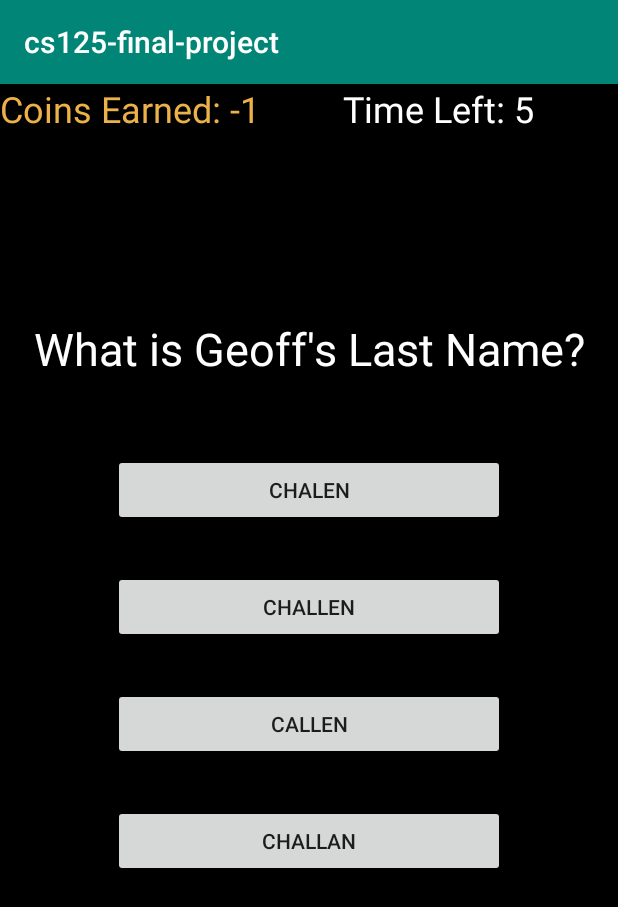
After one commit to QwertycowMoo/cs125-final-project, an Android app: the QuestionsGame screen opened directly, with no data from a screen before it, on a phone screen of 412 x 824 dp. The commit adds this screen. Shown: the top 907 px of the screen. Run offline under Robolectric (Android 15) with nearby library versions, the phone set to English and light mode, and no system bars.

Commit message:
Question Game Finished

```diff
--- a/app/src/main/AndroidManifest.xml
+++ b/app/src/main/AndroidManifest.xml
@@ -9,7 +9,8 @@
         android:roundIcon="@mipmap/ic_launcher_round"
         android:supportsRtl="true"
         android:theme="@style/AppTheme">
-        <activity android:name=".SmashBugsGame"></activity>
+        <activity android:name=".QuestionsGame"></activity>
+        <activity android:name=".SmashBugsGame" />
         <activity android:name=".ClickLogoGame" />
         <activity android:name=".GameActivity" />
         <activity android:name=".TrophyActivity" />
--- /dev/null
+++ b/app/src/main/java/com/example/cs125_final_project/QuestionsGame.java
@@ -0,0 +1,154 @@
+package com.example.cs125_final_project;
+
+import androidx.appcompat.app.AlertDialog;
+import androidx.appcompat.app.AppCompatActivity;
+
+import android.content.DialogInterface;
+import android.content.Intent;
+import android.os.Bundle;
+import android.os.CountDownTimer;
+import android.view.View;
+import android.widget.Button;
+import android.widget.LinearLayout;
+import android.widget.TextView;
+
+import java.util.ArrayList;
+import java.util.HashMap;
+import java.util.List;
+import java.util.Map;
+import java.util.Random;
+
+
+public class QuestionsGame extends AppCompatActivity {
+    /** map storing the questions and answers as well as the correct answer */
+    private Map<String[], Integer> questionsAnswer;
+    private List<String[]> questionKeys;
+
+
+    /**timer shtuff*/
+    private CountDownTimer timer;
+    private TextView txtTimer;
+    private long timeMillisLeft;
+
+    /**question shtuff*/
+    String[] questionKey;
+    private LinearLayout layQuestions;
+
+    public static final int QUESTIONS_GAME_END_CODE = 3;
+
+    @Override
+    protected void onCreate(Bundle savedInstanceState) {
+        super.onCreate(savedInstanceState);
+        setContentView(R.layout.activity_game);
+
+        layQuestions = findViewById(R.id.layQuestion);
+        layQuestions.setVisibility(View.VISIBLE);
+        //The way I'm gonna map these questions and answers is the question will always be 0, and answers 1-4
+        //The correct answer is the value of the map, and corresponds to the index of the correct answer in the key
+        //So the index of the correct answer is the answer's index in the String array
+        questionsAnswer = new HashMap<>();
+        questionsAnswer.put(new String[]{"What is Geoff's Last Name?", "Chalen", "Challen", "Callen", "Challan"}, 2);
+
+        questionKeys = new ArrayList<>(questionsAnswer.keySet());
+        //setting up timer
+        txtTimer = findViewById(R.id.txtTimer);
+        timeMillisLeft = 6000;
+
+        //Probably should put this in a static method somewhere but we need this to make it look good
+        Intent intent = getIntent();
+        int coins = intent.getIntExtra("coins", -1);
+        int lives = intent.getIntExtra("lives", -1);
+        TextView txtCoins = findViewById(R.id.txtCoins);
+        TextView txtLives = findViewById(R.id.txtLives);
+        txtCoins.setText("Coins Earned: " + coins);
+        GameActivity.updateLives(lives, txtLives);
+
+        //pick a question
+        questionKey = questionKeys.get(new Random().nextInt(questionKeys.size()));
+        TextView txtQuestion = findViewById(R.id.txtQuestion);
+        txtQuestion.setText(questionKey[0]);
+        //Setting up the buttons for game
+        Button btnAnswer1 = findViewById(R.id.btnAnswer1);
+        Button btnAnswer2 = findViewById(R.id.btnAnswer2);
+        Button btnAnswer3 = findViewById(R.id.btnAnswer3);
+        Button btnAnswer4 = findViewById(R.id.btnAnswer4);
+        btnAnswer1.setText(questionKey[1]);
+        btnAnswer2.setText(questionKey[2]);
+        btnAnswer3.setText(questionKey[3]);
+        btnAnswer4.setText(questionKey[4]);
+
+        btnAnswer1.setOnClickListener(v -> {
+            answerClicked(1);
+        });
+        btnAnswer2.setOnClickListener(v -> {
+            answerClicked(2);
+        });
+        btnAnswer3.setOnClickListener(v -> {
+            answerClicked(3);
+        });
+        btnAnswer3.setOnClickListener(v -> {
+            answerClicked(3);
+        });
+        playGame();
+    }
+
+    private void answerClicked(int pressed) {
+        if (pressed == questionsAnswer.get(questionKey)) {
+            endGame(RESULT_OK, true);
+        } else {
+            endGame(RESULT_OK, false);
+        }
+    }
+    private void playGame() {
+
+        timer = new CountDownTimer(timeMillisLeft, 1000) {
+            @Override
+            public void onTick(long l) {
+                timeMillisLeft = l;
+                updateTimer();
+            }
+
+            @Override
+            public void onFinish() {
+                endGame(RESULT_OK, false);
+            }
+        }.start();
+
+    }
+    private void updateTimer() {
+        int seconds = (int) timeMillisLeft / 1000;
+        txtTimer.setText("Time Left: " + seconds);
+    }
+
+    private void endGame(int endCode, boolean success) {
+        Intent intent = new Intent();
+        intent.putExtra("success", success);
+        setResult(endCode, intent);
+        layQuestions.setVisibility(View.GONE);
+        finish();
+    }
+
+    @Override
+    public void onBackPressed() {
+        timer.cancel();
+        AlertDialog.Builder alertBuilder = new AlertDialog.Builder(this);
+        alertBuilder.setMessage("Do you really want to quit?")
+                .setTitle("Quitting?")
+                .setPositiveButton(R.string.finish_game, new DialogInterface.OnClickListener() {
+                    @Override
+                    public void onClick(DialogInterface dialog, int which) {
+                        endGame(RESULT_CANCELED, false);
+                    }
+                })
+                .setNegativeButton(R.string.continue_game, new DialogInterface.OnClickListener() {
+                    @Override
+                    public void onClick(DialogInterface dialog, int which) {
+                        timer.start();
+                    }
+                });
+
+        AlertDialog dialog = alertBuilder.create();
+        dialog.show();
+    }
+
+}
--- a/app/src/main/res/layout/activity_game.xml
+++ b/app/src/main/res/layout/activity_game.xml
@@ -95,8 +95,54 @@
             <TextView
                 android:id="@+id/txtQuestion"
                 android:layout_width="match_parent"
-                android:layout_height="wrap_content"
-                android:text="Question" />
+                android:layout_height="match_parent"
+                android:layout_marginTop="50dp"
+                android:gravity="center"
+                android:text="Question"
+                android:textColor="#FFFFFF"
+                android:textSize="30sp" />
+
+            <LinearLayout
+                android:layout_width="match_parent"
+                android:layout_height="match_parent"
+                android:orientation="vertical">
+
+                <Button
+                    android:id="@+id/btnAnswer1"
+                    android:layout_width="match_parent"
+                    android:layout_height="wrap_content"
+                    android:layout_marginLeft="75dp"
+                    android:layout_marginTop="50dp"
+                    android:layout_marginRight="75dp"
+                    android:text="Button" />
+
+                <Button
+                    android:id="@+id/btnAnswer2"
+                    android:layout_width="match_parent"
+                    android:layout_height="wrap_content"
+                    android:layout_marginLeft="75dp"
+                    android:layout_marginTop="30dp"
+                    android:layout_marginRight="75dp"
+                    android:text="Button" />
+
+                <Button
+                    android:id="@+id/btnAnswer3"
+                    android:layout_width="match_parent"
+                    android:layout_height="wrap_content"
+                    android:layout_marginLeft="75dp"
+                    android:layout_marginTop="30dp"
+                    android:layout_marginRight="75dp"
+                    android:text="Button" />
+
+                <Button
+                    android:id="@+id/btnAnswer4"
+                    android:layout_width="match_parent"
+                    android:layout_height="wrap_content"
+                    android:layout_marginLeft="75dp"
+                    android:layout_marginTop="30dp"
+                    android:layout_marginRight="75dp"
+                    android:text="Button" />
+            </LinearLayout>
         </LinearLayout>
 
         <LinearLayout
@@ -204,13 +250,6 @@
                 android:textColor="#FFFFFF"
                 android:textSize="36sp" />
         </LinearLayout>
-
-        <LinearLayout
-            android:id="@+id/layBalanceLogo"
-            android:layout_width="match_parent"
-            android:layout_height="match_parent"
-            android:orientation="vertical"
-            android:visibility="gone"></LinearLayout>
 
         <LinearLayout
             android:id="@+id/laySmashBugs"
```
Also changed, not shown: app/src/main/java/com/example/cs125_final_project/GameActivity.java (+7 -1 lines).
